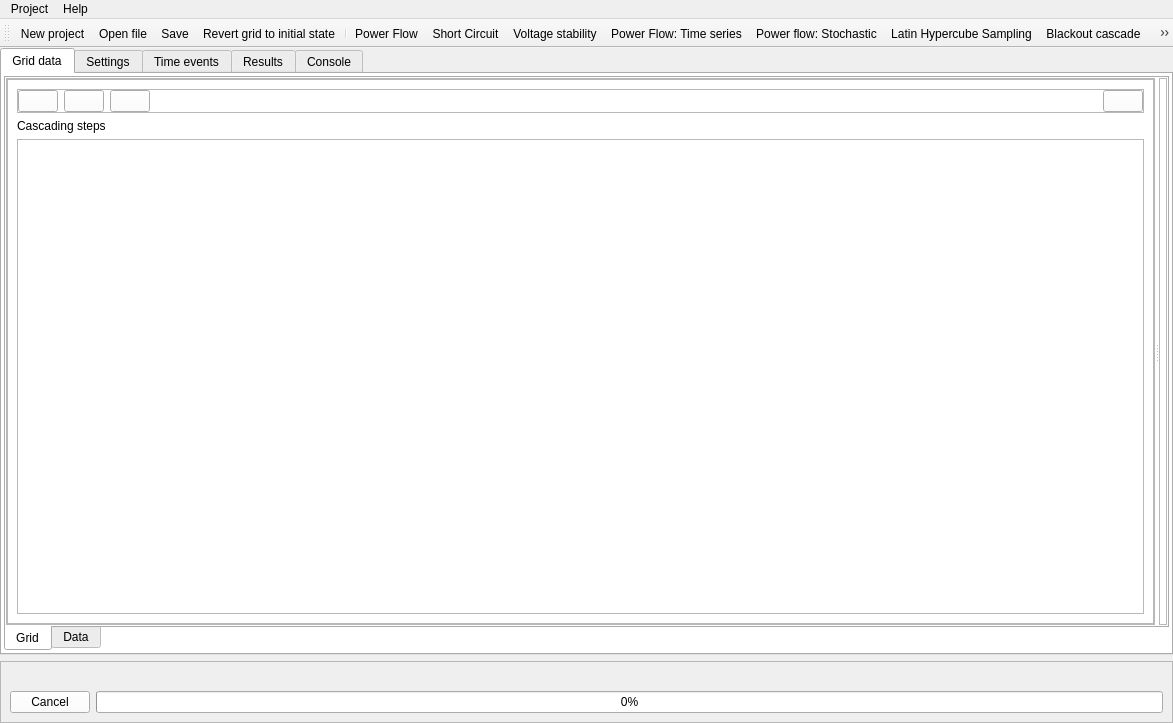
Qt form UnderDevelopment/GridCal/gui/main/gui.ui (SanPen/GridCal) before a commit.
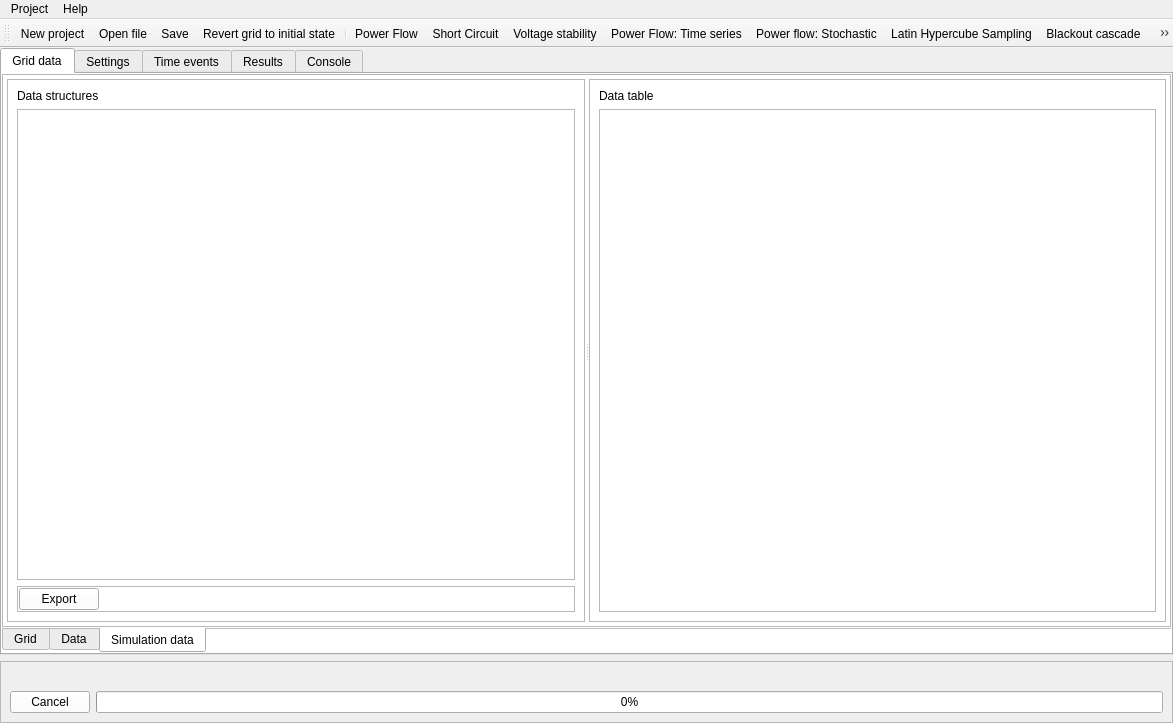
The same form after that commit. The open tabs and pages were chosen to show the change. Icons and pictures are not drawn. Custom widgets are drawn as their Qt base class.

Commit message: Many enhancements - Bug fixing - Included simulation data visualization featuring a Jacobian inspector

Patch:
```diff
--- a/UnderDevelopment/GridCal/gui/main/gui.ui
+++ b/UnderDevelopment/GridCal/gui/main/gui.ui
@@ -391,17 +391,38 @@
         <string>Grid data</string>
        </attribute>
        <layout class="QVBoxLayout" name="verticalLayout_9">
-        <property name="margin">
-         <number>2</number>
+        <property name="spacing">
+         <number>0</number>
+        </property>
+        <property name="leftMargin">
+         <number>0</number>
+        </property>
+        <property name="topMargin">
+         <number>0</number>
+        </property>
+        <property name="rightMargin">
+         <number>0</number>
+        </property>
+        <property name="bottomMargin">
+         <number>0</number>
         </property>
         <item>
          <widget class="QTabWidget" name="tabWidget_3">
           <property name="tabPosition">
            <enum>QTabWidget::South</enum>
           </property>
+          <property name="tabShape">
+           <enum>QTabWidget::Rounded</enum>
+          </property>
           <property name="currentIndex">
            <number>0</number>
           </property>
+          <property name="elideMode">
+           <enum>Qt::ElideNone</enum>
+          </property>
+          <property name="documentMode">
+           <bool>true</bool>
+          </property>
           <widget class="QWidget" name="GridSectionTab">
            <attribute name="icon">
             <iconset resource="icons.qrc">
@@ -677,6 +698,151 @@
             </item>
            </layout>
           </widget>
+          <widget class="QWidget" name="tab">
+           <attribute name="icon">
+            <iconset resource="icons.qrc">
+             <normaloff>:/file/ic_border_all_black_48dp.png</normaloff>:/file/ic_border_all_black_48dp.png</iconset>
+           </attribute>
+           <attribute name="title">
+            <string>Simulation data</string>
+           </attribute>
+           <layout class="QHBoxLayout" name="horizontalLayout_7">
+            <property name="leftMargin">
+             <number>0</number>
+            </property>
+            <property name="topMargin">
+             <number>0</number>
+            </property>
+            <property name="rightMargin">
+             <number>0</number>
+            </property>
+            <property name="bottomMargin">
+             <number>0</number>
+            </property>
+            <item>
+             <widget class="QFrame" name="frame_18">
+              <property name="frameShape">
+               <enum>QFrame::StyledPanel</enum>
+              </property>
+              <property name="frameShadow">
+               <enum>QFrame::Raised</enum>
+              </property>
+              <layout class="QVBoxLayout" name="verticalLayout_26">
+               <property name="leftMargin">
+                <number>4</number>
+               </property>
+               <property name="topMargin">
+                <number>4</number>
+               </property>
+               <property name="rightMargin">
+                <number>4</number>
+               </property>
+               <property name="bottomMargin">
+                <number>4</number>
+               </property>
+               <item>
+                <widget class="QSplitter" name="simulationDataSplitter">
+                 <property name="orientation">
+                  <enum>Qt::Horizontal</enum>
+                 </property>
+                 <widget class="QFrame" name="frame_28">
+                  <property name="frameShape">
+                   <enum>QFrame::StyledPanel</enum>
+                  </property>
+                  <property name="frameShadow">
+                   <enum>QFrame::Raised</enum>
+                  </property>
+                  <layout class="QVBoxLayout" name="verticalLayout_27">
+                   <item>
+                    <widget class="QLabel" name="label_30">
+                     <property name="text">
+                      <string>Data structures</string>
+                     </property>
+                    </widget>
+                   </item>
+                   <item>
+                    <widget class="QListView" name="simulationDataStructuresListView"/>
+                   </item>
+                   <item>
+                    <widget class="QFrame" name="frame_19">
+                     <property name="frameShape">
+                      <enum>QFrame::StyledPanel</enum>
+                     </property>
+                     <property name="frameShadow">
+                      <enum>QFrame::Raised</enum>
+                     </property>
+                     <layout class="QHBoxLayout" name="horizontalLayout_12">
+                      <property name="spacing">
+                       <number>1</number>
+                      </property>
+                      <property name="leftMargin">
+                       <number>1</number>
+                      </property>
+                      <property name="topMargin">
+                       <number>1</number>
+                      </property>
+                      <property name="rightMargin">
+                       <number>1</number>
+                      </property>
+                      <property name="bottomMargin">
+                       <number>1</number>
+                      </property>
+                      <item>
+                       <widget class="QPushButton" name="exportSimulationDataButton">
+                        <property name="text">
+                         <string>Export</string>
+                        </property>
+                        <property name="icon">
+                         <iconset resource="icons.qrc">
+                          <normaloff>:/file/ic_file_download_black_48dp.png</normaloff>:/file/ic_file_download_black_48dp.png</iconset>
+                        </property>
+                       </widget>
+                      </item>
+                      <item>
+                       <spacer name="horizontalSpacer_6">
+                        <property name="orientation">
+                         <enum>Qt::Horizontal</enum>
+                        </property>
+                        <property name="sizeHint" stdset="0">
+                         <size>
+                          <width>40</width>
+                          <height>20</height>
+                         </size>
+                        </property>
+                       </spacer>
+                      </item>
+                     </layout>
+                    </widget>
+                   </item>
+                  </layout>
+                 </widget>
+                 <widget class="QFrame" name="frame_29">
+                  <property name="frameShape">
+                   <enum>QFrame::StyledPanel</enum>
+                  </property>
+                  <property name="frameShadow">
+                   <enum>QFrame::Raised</enum>
+                  </property>
+                  <layout class="QVBoxLayout" name="verticalLayout_28">
+                   <item>
+                    <widget class="QLabel" name="label_31">
+                     <property name="text">
+                      <string>Data table</string>
+                     </property>
+                    </widget>
+                   </item>
+                   <item>
+                    <widget class="QTableView" name="simulationDataStructureTableView"/>
+                   </item>
+                  </layout>
+                 </widget>
+                </widget>
+               </item>
+              </layout>
+             </widget>
+            </item>
+           </layout>
+          </widget>
          </widget>
         </item>
        </layout>
```
Left out of the diff: 233 changed lines with no effect on the pictures. The commit also changes 6 other files.
